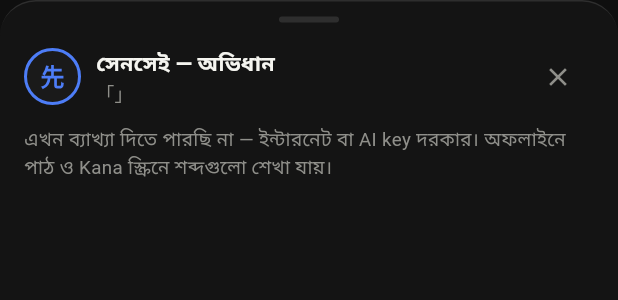
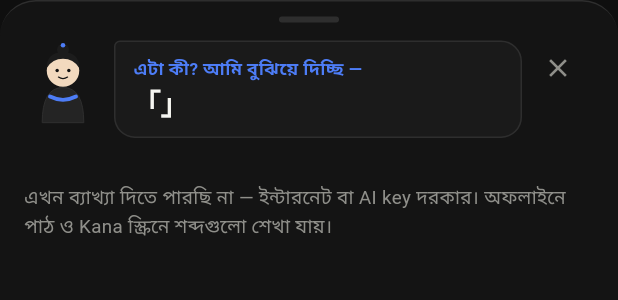
Before and after one commit to deadlock06/bengali-to-japanese, a Flutter app: the _ExplainSheet widget shown alone on an empty page, opened directly with empty values, on a phone screen of 412 x 824 dp. Shown: the top 300 px of the screen. Run offline on Flutter 3.47's test engine with Material 3 defaults, Android fonts, the phone set to English and light mode, and no system bars; our stand-ins replace dio, flutter_riverpod, flutter_secure_storage, flutter_tts, just_audio, shared_preferences and 1 more; accounts and stored records are empty; Roboto replaces fonts that are missing (Baloo Da 2, ZenKakuGothicNew).

Commit message:
feature: sensei explains selected/copied text — persistent sensei button + teaching popup
Fixes 'nothing appeared': web selection toolbar is unreliable, so instead a
persistent 'সেনসেই ব্যাখ্যা' button (his face) floats in the book reader +
classroom. Tap it → explains whatever you SELECTED or COPIED (clipboard) →
a popup where the SAME painted sensei (SenseiAvatar, reused from the classroom)
presents the text in his teaching style and reads the Bengali aloud. Reliable
on web + mobile (tap + clipboard, no fragile toolbar).

flutter analyze clean · tests 50/50.

Co-Authored-By: Claude Opus 4.8 <noreply@anthropic.com>

```diff
--- a/lib/presentation/explain_sheet.dart
+++ b/lib/presentation/explain_sheet.dart
@@ -1,13 +1,12 @@
-// "Select text anywhere → sensei explains it" popup. Opened from the global
-// selection toolbar (see selection_explain.dart). The same sensei who teaches
-// in the AI Classroom explains the selected text (AI dictionary), and the
-// learner can HEAR the Bengali explanation read aloud (on-device TTS).
-// Explanatory only — no grading (D-001 / 00 §4).
+// The sensei explains selected/copied text — the SAME sensei who teaches in the
+// AI Classroom appears, presents the text, explains it (AI dictionary), and can
+// read the Bengali explanation aloud. Explanatory only — no grading (D-001).
 import 'package:flutter/material.dart';
 import 'package:flutter_tts/flutter_tts.dart';
 
 import '../app/theme.dart';
 import '../data/ai_tutor_service.dart';
+import 'sensei_avatar.dart';
 
 Future<void> showExplainSheet(BuildContext context, String text) {
   return showModalBottomSheet<void>(
@@ -65,7 +64,6 @@ class _ExplainSheetState extends State<_ExplainSheet> {
     }
     setState(() => _speaking = true);
     try {
-      // Bengali voice; India/Bangladesh depending on what the device has.
       await _tts.setLanguage('bn-IN');
       await _tts.setSpeechRate(0.45);
       await _tts.speak(t);
@@ -76,7 +74,7 @@ class _ExplainSheetState extends State<_ExplainSheet> {
 
   @override
   Widget build(BuildContext context) {
-    final h = MediaQuery.of(context).size.height * .62;
+    final h = MediaQuery.of(context).size.height * .7;
     return Container(
       height: h,
       decoration: const BoxDecoration(
@@ -91,49 +89,70 @@ class _ExplainSheetState extends State<_ExplainSheet> {
             decoration: BoxDecoration(
                 color: BhasagoTheme.outline,
                 borderRadius: BorderRadius.circular(99))),
-        const SizedBox(height: 12),
-        // header: sensei + the selected text
-        Row(children: [
-          Container(
-            width: 38, height: 38, alignment: Alignment.center,
+        const SizedBox(height: 6),
+        // The sensei presents the selected text (classroom teaching style).
+        Row(crossAxisAlignment: CrossAxisAlignment.start, children: [
+          const SenseiAvatar(size: 52, accent: _blue),
+          const SizedBox(width: 8),
+          Expanded(
+            child: Container(
+              margin: const EdgeInsets.only(top: 6),
+              padding: const EdgeInsets.symmetric(horizontal: 12, vertical: 9),
               decoration: BoxDecoration(
-                color: BhasagoTheme.card, shape: BoxShape.circle,
-                border: Border.all(color: _blue, width: 2)),
-            child: const Text('先',
-                style: TextStyle(fontFamily: 'ZenKakuGothicNew',
-                    fontSize: 16, fontWeight: FontWeight.w900, color: _blue)),
+                color: BhasagoTheme.card,
+                borderRadius: const BorderRadius.only(
+                    topLeft: Radius.circular(4), topRight: Radius.circular(14),
+                    bottomLeft: Radius.circular(14), bottomRight: Radius.circular(14)),
+                border: Border.all(color: BhasagoTheme.outline),
               ),
-          const SizedBox(width: 10),
-          Expanded(
               child: Column(crossAxisAlignment: CrossAxisAlignment.start, children: [
-              const Text('সেনসেই — অভিধান',
-                  style: TextStyle(fontWeight: FontWeight.w800, fontSize: 14)),
+                const Text('এটা কী? আমি বুঝিয়ে দিচ্ছি —',
+                    style: TextStyle(fontSize: 11.5, color: _blue, fontWeight: FontWeight.w700)),
+                const SizedBox(height: 2),
                 Text('「${widget.text}」',
-                  maxLines: 1, overflow: TextOverflow.ellipsis,
                     style: const TextStyle(
-                      fontFamily: 'ZenKakuGothicNew', fontSize: 12,
-                      color: BhasagoTheme.muted)),
+                        fontFamily: 'ZenKakuGothicNew', fontSize: 18,
+                        fontWeight: FontWeight.w900)),
               ]),
+            ),
           ),
           IconButton(
               onPressed: () => Navigator.pop(context),
               icon: const Icon(Icons.close, size: 20, color: BhasagoTheme.muted)),
         ]),
-        const SizedBox(height: 8),
+        const SizedBox(height: 10),
         Expanded(
           child: SingleChildScrollView(
             child: _loading
                 ? const Padding(
-                    padding: EdgeInsets.symmetric(vertical: 40),
-                    child: Center(child: CircularProgressIndicator(color: _blue)))
+                    padding: EdgeInsets.symmetric(vertical: 44),
+                    child: Center(
+                        child: Column(children: [
+                      CircularProgressIndicator(color: _blue),
+                      SizedBox(height: 12),
+                      Text('সেনসেই ভাবছে…',
+                          style: TextStyle(color: BhasagoTheme.muted, fontSize: 12)),
+                    ])))
                 : _result != null
-                    ? SelectableText(_result!,
-                        style: const TextStyle(fontSize: 13.5, height: 1.65))
-                    : const Text(
+                    ? Container(
+                        width: double.infinity,
+                        padding: const EdgeInsets.fromLTRB(14, 12, 14, 14),
+                        decoration: BoxDecoration(
+                          color: BhasagoTheme.card,
+                          borderRadius: BorderRadius.circular(16),
+                          border: Border.all(color: _blue, width: 1.2),
+                        ),
+                        child: SelectableText(_result!,
+                            style: const TextStyle(fontSize: 13.5, height: 1.65)),
+                      )
+                    : const Padding(
+                        padding: EdgeInsets.symmetric(vertical: 20),
+                        child: Text(
                           'এখন ব্যাখ্যা দিতে পারছি না — ইন্টারনেট বা AI key দরকার। '
                           'অফলাইনে পাঠ ও Kana স্ক্রিনে শব্দগুলো শেখা যায়।',
                           style: TextStyle(
                               fontSize: 12.5, height: 1.5, color: BhasagoTheme.muted)),
+                      ),
           ),
         ),
         if (_result != null) ...[
--- /dev/null
+++ b/lib/presentation/sensei_avatar.dart
@@ -0,0 +1,45 @@
+// The sensei — the same painted teacher used in the AI Classroom, reusable so
+// the "explain" popup and floating button show the identical character.
+import 'package:flutter/material.dart';
+
+class SenseiAvatar extends StatelessWidget {
+  const SenseiAvatar({super.key, this.size = 64, this.accent = const Color(0xFF4D7DF7)});
+  final double size;
+  final Color accent;
+  @override
+  Widget build(BuildContext context) => SizedBox(
+        width: size, height: size * 78 / 64,
+        child: CustomPaint(painter: _SenseiPainter(accent)),
+      );
+}
+
+class _SenseiPainter extends CustomPainter {
+  _SenseiPainter(this.accent);
+  final Color accent;
+  @override
+  void paint(Canvas canvas, Size size) {
+    canvas.scale(size.width / 120, size.height / 146);
+    final robe = Path()
+      ..moveTo(28, 140)..quadraticBezierTo(28, 86, 60, 86)
+      ..quadraticBezierTo(92, 86, 92, 140)..close();
+    canvas.drawPath(robe, Paint()..color = const Color(0xFF242424));
+    canvas.drawPath(robe, Paint()..color = const Color(0xFF2E2E2E)..style = PaintingStyle.stroke..strokeWidth = 1.5);
+    final scarf = Path()..moveTo(40, 100)..quadraticBezierTo(60, 110, 80, 100);
+    canvas.drawPath(scarf, Paint()..color = accent..style = PaintingStyle.stroke..strokeWidth = 6..strokeCap = StrokeCap.round);
+    canvas.drawCircle(const Offset(60, 60), 25, Paint()..color = const Color(0xFFF2D9BE));
+    final hair = Path()
+      ..moveTo(35, 56)..quadraticBezierTo(35, 32, 60, 32)..quadraticBezierTo(85, 32, 85, 56)
+      ..quadraticBezierTo(76, 42, 60, 42)..quadraticBezierTo(44, 42, 35, 56)..close();
+    canvas.drawPath(hair, Paint()..color = const Color(0xFF1C1C1C));
+    canvas.drawCircle(const Offset(60, 28), 9, Paint()..color = const Color(0xFF1C1C1C));
+    canvas.drawCircle(const Offset(60, 21), 3.5, Paint()..color = accent);
+    final ink = Paint()..color = const Color(0xFF111111);
+    canvas.drawCircle(const Offset(51, 60), 2.6, ink);
+    canvas.drawCircle(const Offset(69, 60), 2.6, ink);
+    final smile = Path()..moveTo(53, 70)..quadraticBezierTo(60, 75, 67, 70);
+    canvas.drawPath(smile, Paint()..color = const Color(0xFF111111)..style = PaintingStyle.stroke..strokeWidth = 2..strokeCap = StrokeCap.round);
+  }
+
+  @override
+  bool shouldRepaint(_SenseiPainter old) => old.accent != accent;
+}
```
Also changed, not shown: lib/presentation/selection_explain.dart (+61 -59 lines). Lines whose indentation alone changed are shown as unchanged.
